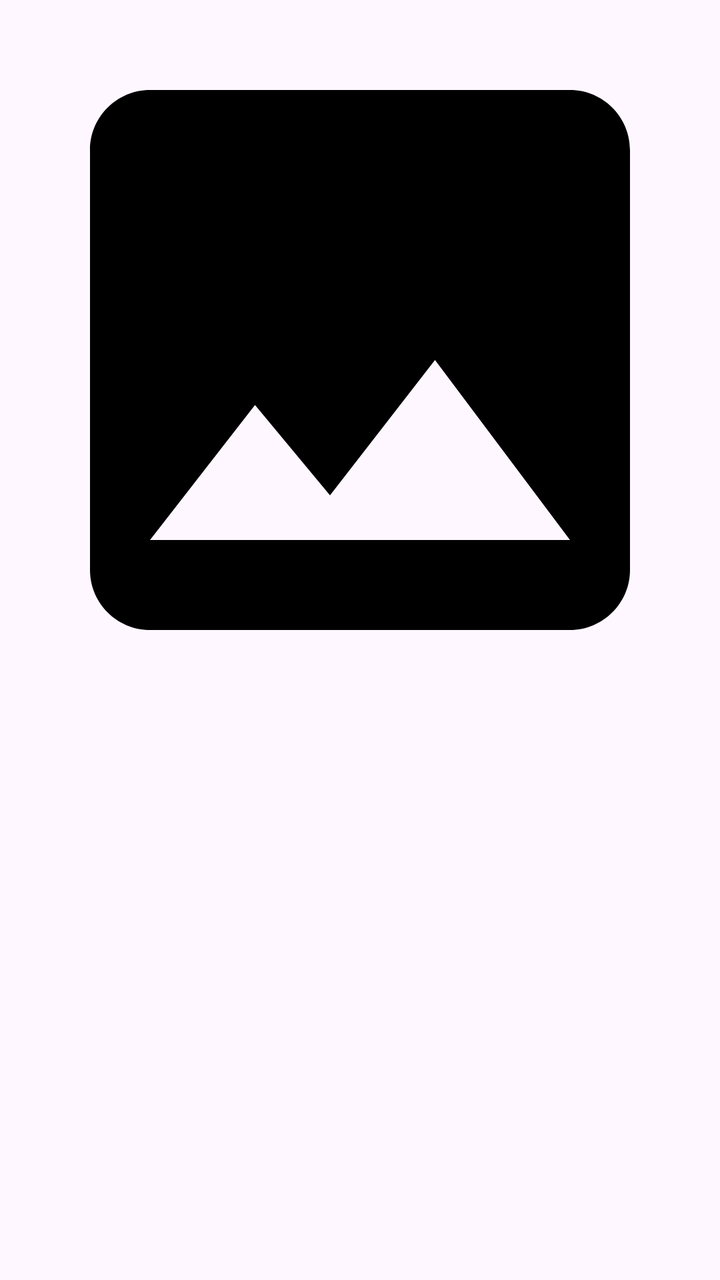
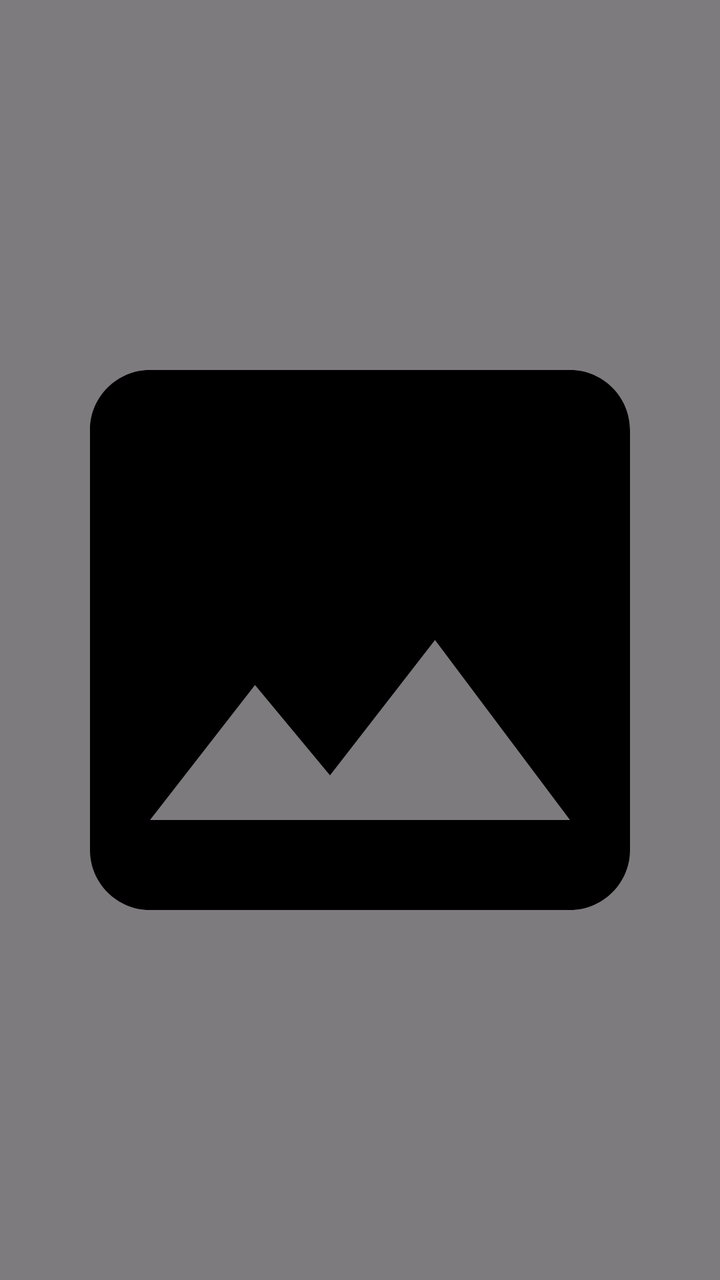

Two renders of the same Android screen: before a commit and after it. Below are the layout's source before the change and the commit's diff.
<!-- AndroidManifest.xml: application theme Theme.OrionAPP -->
<!-- res/layout/dialog_foto.xml -->
<?xml version="1.0" encoding="utf-8"?>
<FrameLayout xmlns:android="http://schemas.android.com/apk/res/android"
    android:layout_width="match_parent"
    android:layout_height="wrap_content"
    android:padding="0dp">

    <ImageView
        android:id="@+id/popupfoto"
        android:layout_width="match_parent"
        android:layout_height="wrap_content"
        android:adjustViewBounds="true"
        android:scaleType="fitCenter"
        android:src="@drawable/ic_image_24" />
</FrameLayout>
<!-- resources referenced by this layout -->
<resources>
  <!-- drawable ic_image_24 (drawable) -->
  <vector xmlns:android="http://schemas.android.com/apk/res/android" android:height="24dp" android:tint="#000000" android:viewportHeight="24" android:viewportWidth="24" android:width="24dp">
        
      <path android:fillColor="@android:color/white" android:pathData="M21,19V5c0,-1.1 -0.9,-2 -2,-2H5c-1.1,0 -2,0.9 -2,2v14c0,1.1 0.9,2 2,2h14c1.1,0 2,-0.9 2,-2zM8.5,13.5l2.5,3.01L14.5,12l4.5,6H5l3.5,-4.5z"/>
      
  </vector>
  <color name="primary">#006122</color>
  <color name="white">#ffffff</color>
  <color name="background">#f5f5f5</color>
  <color name="text">#1E1E1E</color>
  <style name="OrionButton" parent="Widget.Material3.Button">
          <item name="android:backgroundTint">@color/primary</item>
          <item name="android:textColor">@color/white</item>
          <item name="android:layout_marginHorizontal">4px</item>
          <item name="android:buttonCornerRadius" tools:targetApi="p">12dp</item>
      </style>
  <style name="OrionTextTitle" parent="Widget.Material3.TextInputLayout.OutlinedBox">
          <item name="boxStrokeColor">@color/primary</item>
          <item name="hintTextColor">@color/primary</item>
          <item name="boxBackgroundMode">outline</item>
      </style>
  <color name="highlight_primary">#C0006122</color>
  <color name="error">#D00000</color>
  <style name="SearchViewStyle.White" parent="Widget.AppCompat.SearchView">
          
          <item name="searchHintIcon">@drawable/ic_search_24</item>
          <item name="cursorColor">@color/white</item>
          <item name="submitBackground">@android:color/white</item>
          <item name="android:textColorHint">@color/white</item>
          <item name="android:textColor">@color/white</item>
          <item name="android:iconTint">@android:color/white</item>
          <item name="android:buttonTint">@android:color/white</item>
      </style>
  <style name="OrionToolbarNavigationButtonStyle" parent="Widget.AppCompat.Toolbar.Button.Navigation">
          <item name="android:tint">@color/white</item>
      </style>
  <!-- drawable ic_search_24 (drawable) -->
  <vector xmlns:android="http://schemas.android.com/apk/res/android" android:height="24dp" android:tint="#000000" android:viewportHeight="24" android:viewportWidth="24" android:width="24dp">
        
      <path android:fillColor="@android:color/white" android:pathData="M15.5,14h-0.79l-0.28,-0.27C15.41,12.59 16,11.11 16,9.5 16,5.91 13.09,3 9.5,3S3,5.91 3,9.5 5.91,16 9.5,16c1.61,0 3.09,-0.59 4.23,-1.57l0.27,0.28v0.79l5,4.99L20.49,19l-4.99,-5zM9.5,14C7.01,14 5,11.99 5,9.5S7.01,5 9.5,5 14,7.01 14,9.5 11.99,14 9.5,14z"/>
      
  </vector>
  <!-- unchanged entries left out for length: 1 -->
</resources>

<!-- the commit's change to res/layout/dialog_foto.xml (unified diff, before → after) -->
@@ -1,14 +1,20 @@
 <?xml version="1.0" encoding="utf-8"?>
 <FrameLayout xmlns:android="http://schemas.android.com/apk/res/android"
+    android:id="@+id/dialog_root"
     android:layout_width="match_parent"
-    android:layout_height="wrap_content"
-    android:padding="0dp">
+    android:layout_height="match_parent"
+    android:background="#80000000"
+    android:clickable="true"
+    android:focusable="true">
 
     <ImageView
         android:id="@+id/popupfoto"
         android:layout_width="match_parent"
-        android:layout_height="wrap_content"
+        android:layout_height="match_parent"
+        android:layout_gravity="center"
         android:adjustViewBounds="true"
         android:scaleType="fitCenter"
+        android:contentDescription="Preview Foto"
         android:src="@drawable/ic_image_24" />
+
 </FrameLayout>
